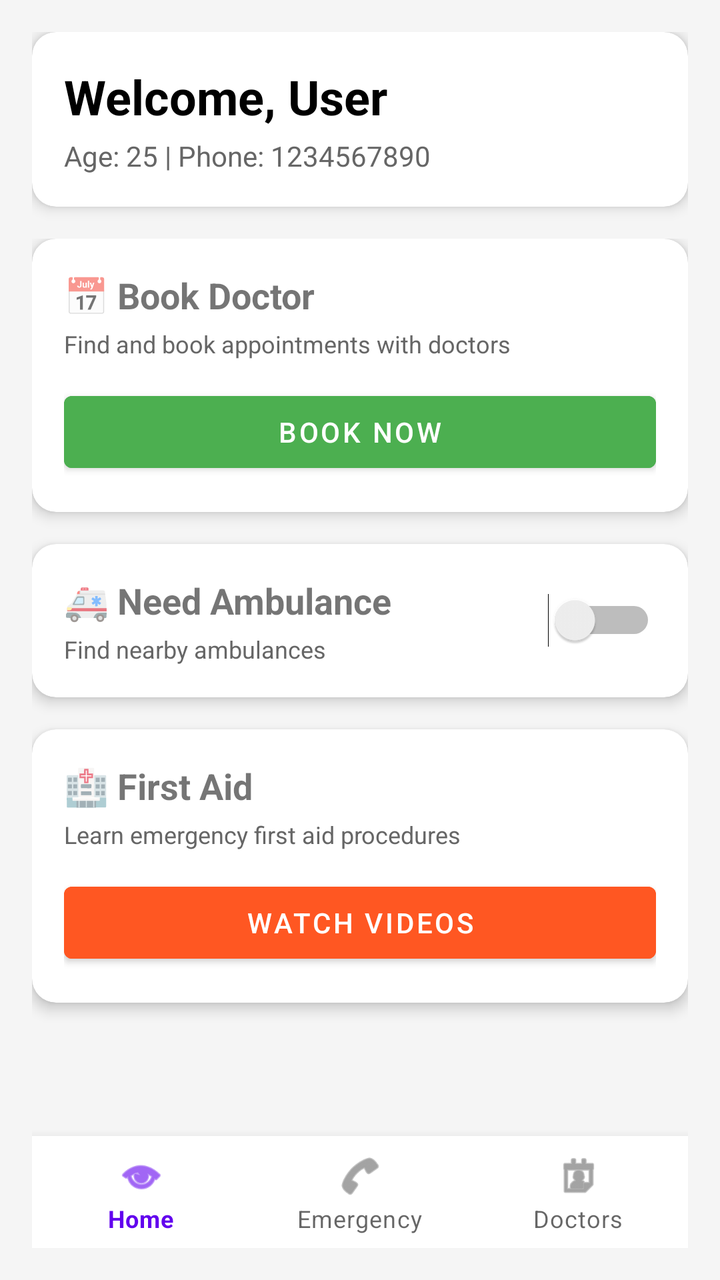
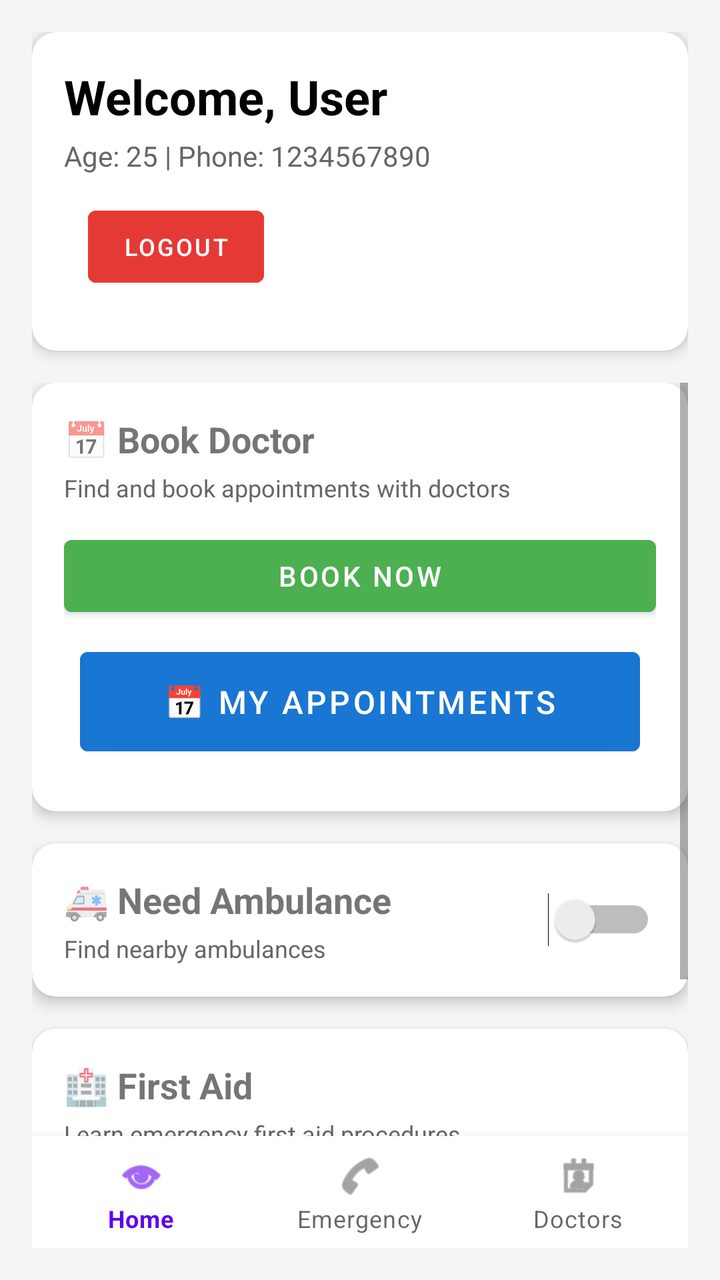

Before-and-after screenshots of an Android layout around one commit, followed by the original layout XML and the change that was made.
<!-- AndroidManifest.xml: application theme Theme.Healio -->
<!-- res/layout/activity_patient_dashboard.xml -->
<?xml version="1.0" encoding="utf-8"?>
<androidx.constraintlayout.widget.ConstraintLayout
    xmlns:android="http://schemas.android.com/apk/res/android"
    xmlns:app="http://schemas.android.com/apk/res-auto"
    xmlns:tools="http://schemas.android.com/tools"
    android:layout_width="match_parent"
    android:layout_height="match_parent"
    android:background="#F5F5F5"
    android:padding="16dp"
    tools:context=".PatientDashboardActivity">

    
    <com.google.android.material.card.MaterialCardView
        android:id="@+id/cardHeader"
        android:layout_width="match_parent"
        android:layout_height="wrap_content"
        app:cardCornerRadius="12dp"
        app:cardElevation="4dp"
        app:layout_constraintTop_toTopOf="parent"
        app:layout_constraintStart_toStartOf="parent"
        app:layout_constraintEnd_toEndOf="parent">

        <LinearLayout
            android:layout_width="match_parent"
            android:layout_height="wrap_content"
            android:orientation="vertical"
            android:padding="16dp">

            <TextView
                android:id="@+id/tvWelcome"
                android:layout_width="wrap_content"
                android:layout_height="wrap_content"
                android:text="Welcome, User"
                android:textSize="24sp"
                android:textStyle="bold"
                android:textColor="@android:color/black" />

            <TextView
                android:id="@+id/tvUserInfo"
                android:layout_width="wrap_content"
                android:layout_height="wrap_content"
                android:text="Age: 25 | Phone: 1234567890"
                android:textSize="14sp"
                android:layout_marginTop="4dp"
                android:textColor="#666666" />

        </LinearLayout>

    </com.google.android.material.card.MaterialCardView>

    
    <ScrollView
        android:layout_width="match_parent"
        android:layout_height="0dp"
        android:layout_marginTop="16dp"
        app:layout_constraintTop_toBottomOf="@id/cardHeader"
        app:layout_constraintBottom_toTopOf="@id/bottomNavigation">

        <LinearLayout
            android:layout_width="match_parent"
            android:layout_height="wrap_content"
            android:orientation="vertical"
            android:gravity="center">

            
            <com.google.android.material.card.MaterialCardView
                android:layout_width="match_parent"
                android:layout_height="wrap_content"
                app:cardCornerRadius="12dp"
                app:cardElevation="4dp"
                android:layout_marginBottom="16dp">

                <LinearLayout
                    android:layout_width="match_parent"
                    android:layout_height="wrap_content"
                    android:orientation="vertical"
                    android:padding="16dp">

                    <TextView
                        android:layout_width="wrap_content"
                        android:layout_height="wrap_content"
                        android:text="📅 Book Doctor"
                        android:textSize="18sp"
                        android:textStyle="bold" />

                    <TextView
                        android:layout_width="wrap_content"
                        android:layout_height="wrap_content"
                        android:text="Find and book appointments with doctors"
                        android:textSize="12sp"
                        android:textColor="#666666"
                        android:layout_marginTop="4dp" />

                    <Button
                        android:id="@+id/btnBookDoctor"
                        android:layout_width="match_parent"
                        android:layout_height="wrap_content"
                        android:text="Book Now"
                        android:layout_marginTop="12dp"
                        android:backgroundTint="#4CAF50" />

                </LinearLayout>

            </com.google.android.material.card.MaterialCardView>

            
            <com.google.android.material.card.MaterialCardView
                android:layout_width="match_parent"
                android:layout_height="wrap_content"
                app:cardCornerRadius="12dp"
                app:cardElevation="4dp"
                android:layout_marginBottom="16dp">

                <LinearLayout
                    android:layout_width="match_parent"
                    android:layout_height="wrap_content"
                    android:orientation="vertical"
                    android:padding="16dp">

                    <LinearLayout
                        android:layout_width="match_parent"
                        android:layout_height="wrap_content"
                        android:orientation="horizontal"
                        android:gravity="center_vertical">

                        <LinearLayout
                            android:layout_width="0dp"
                            android:layout_height="wrap_content"
                            android:layout_weight="1"
                            android:orientation="vertical">

                            <TextView
                                android:layout_width="wrap_content"
                                android:layout_height="wrap_content"
                                android:text="🚑 Need Ambulance"
                                android:textSize="18sp"
                                android:textStyle="bold" />

                            <TextView
                                android:layout_width="wrap_content"
                                android:layout_height="wrap_content"
                                android:text="Find nearby ambulances"
                                android:textSize="12sp"
                                android:textColor="#666666"
                                android:layout_marginTop="4dp" />

                        </LinearLayout>

                        <Switch
                            android:id="@+id/switchNeedAmbulance"
                            android:layout_width="wrap_content"
                            android:layout_height="wrap_content"
                            android:checked="false" />

                    </LinearLayout>

                </LinearLayout>

            </com.google.android.material.card.MaterialCardView>

            
            <com.google.android.material.card.MaterialCardView
                android:layout_width="match_parent"
                android:layout_height="wrap_content"
                app:cardCornerRadius="12dp"
                app:cardElevation="4dp"
                android:layout_marginBottom="16dp">

                <LinearLayout
                    android:layout_width="match_parent"
                    android:layout_height="wrap_content"
                    android:orientation="vertical"
                    android:padding="16dp">

                    <TextView
                        android:layout_width="wrap_content"
                        android:layout_height="wrap_content"
                        android:text="🏥 First Aid"
                        android:textSize="18sp"
                        android:textStyle="bold" />

                    <TextView
                        android:layout_width="wrap_content"
                        android:layout_height="wrap_content"
                        android:text="Learn emergency first aid procedures"
                        android:textSize="12sp"
                        android:textColor="#666666"
                        android:layout_marginTop="4dp" />

                    <Button
                        android:id="@+id/btnFirstAid"
                        android:layout_width="match_parent"
                        android:layout_height="wrap_content"
                        android:text="Watch Videos"
                        android:layout_marginTop="12dp"
                        android:backgroundTint="#FF5722" />

                </LinearLayout>

            </com.google.android.material.card.MaterialCardView>

        </LinearLayout>

    </ScrollView>

    
    <com.google.android.material.bottomnavigation.BottomNavigationView
        android:id="@+id/bottomNavigation"
        android:layout_width="match_parent"
        android:layout_height="wrap_content"
        android:background="@android:color/white"
        app:menu="@menu/bottom_nav_menu"
        app:labelVisibilityMode="labeled"
        app:layout_constraintBottom_toBottomOf="parent"
        app:layout_constraintStart_toStartOf="parent"
        app:layout_constraintEnd_toEndOf="parent" />

</androidx.constraintlayout.widget.ConstraintLayout>
<!-- resources referenced by this layout -->
<resources>
  <style name="Theme.Healio" parent="Theme.MaterialComponents.DayNight.DarkActionBar">
          <item name="colorPrimary">@color/purple_500</item>
          <item name="colorPrimaryVariant">@color/purple_700</item>
          <item name="colorOnPrimary">@color/white</item>
          <item name="colorSecondary">@color/teal_200</item>
          <item name="colorSecondaryVariant">@color/teal_700</item>
          <item name="colorOnSecondary">@color/black</item>
          <item name="android:statusBarColor">?attr/colorPrimaryVariant</item>
      </style>
  <color name="purple_500">#FF6200EE</color>
  <color name="purple_700">#FF3700B3</color>
  <color name="white">#FFFFFFFF</color>
  <color name="teal_200">#FF03DAC5</color>
  <color name="teal_700">#FF018786</color>
  <color name="black">#FF000000</color>
</resources>

<!-- the commit's change to res/layout/activity_patient_dashboard.xml (unified diff, before → after) -->
@@ -43,6 +43,22 @@
                 android:textSize="14sp"
                 android:layout_marginTop="4dp"
                 android:textColor="#666666" />
+            
+            <Button
+                android:id="@+id/btnLogout"
+                android:layout_width="wrap_content"
+                android:layout_height="wrap_content"
+                android:text="Logout"
+                android:textSize="12sp"
+                android:textColor="#FFFFFF"
+                android:backgroundTint="#E53935"
+                android:paddingStart="12dp"
+                android:paddingEnd="12dp"
+                android:paddingTop="6dp"
+                android:paddingBottom="6dp"
+                app:layout_constraintTop_toTopOf="parent"
+                app:layout_constraintEnd_toEndOf="parent"
+                android:layout_margin="12dp" />
 
         </LinearLayout>
 
@@ -98,6 +114,17 @@
                         android:text="Book Now"
                         android:layout_marginTop="12dp"
                         android:backgroundTint="#4CAF50" />
+
+                    <Button
+                        android:id="@+id/btnMyAppointments"
+                        android:layout_width="match_parent"
+                        android:layout_height="wrap_content"
+                        android:layout_margin="8dp"
+                        android:text="📅 My Appointments"
+                        android:textSize="16sp"
+                        android:textColor="#FFFFFF"
+                        android:backgroundTint="#1976D2"
+                        android:padding="14dp" />
 
                 </LinearLayout>
 
